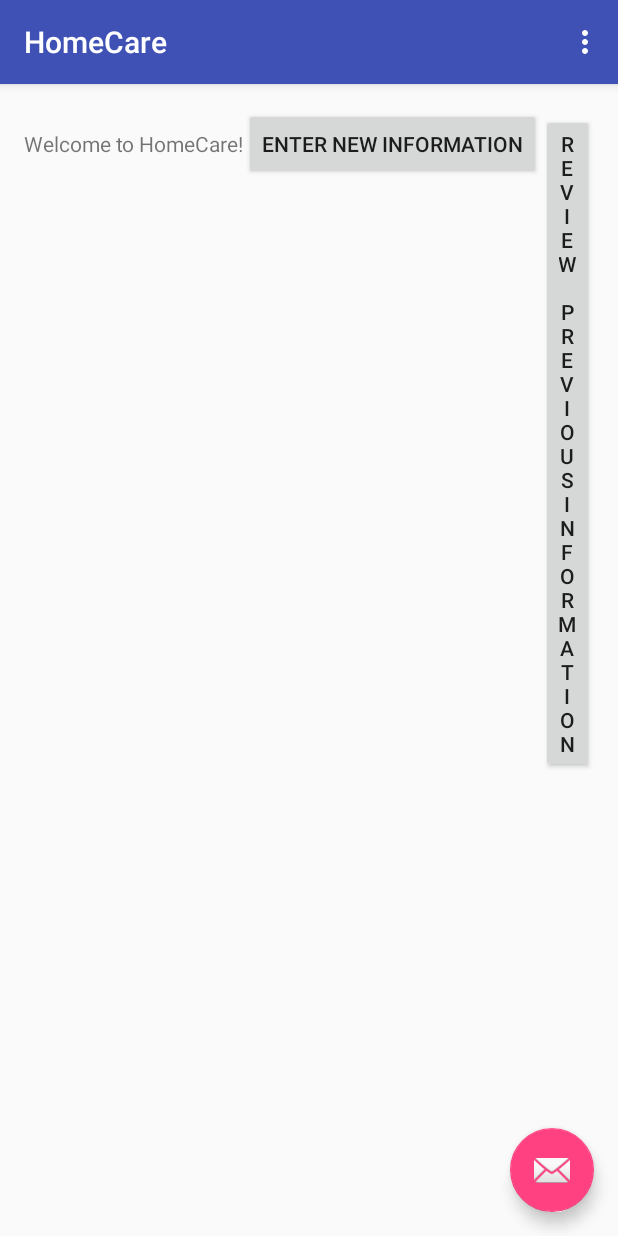
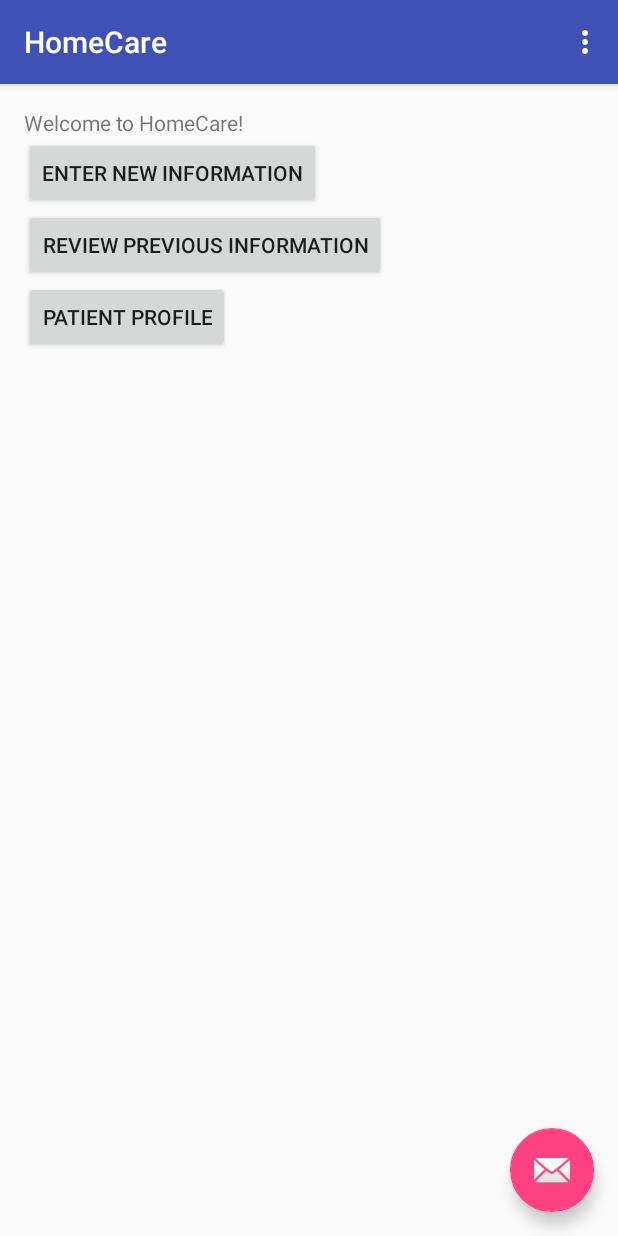
Before and after one commit to jdaum/HomeCare, an Android app: the screen it shows after launch (MainActivity), on a phone screen of 412 x 824 dp. Run offline under Robolectric (Android 15) with nearby library versions, the phone set to English and light mode, and no system bars.

Commit message:
button layout

```diff
--- a/HomeCare/app/src/main/res/layout/content_main.xml
+++ b/HomeCare/app/src/main/res/layout/content_main.xml
@@ -1,5 +1,5 @@
 <?xml version="1.0" encoding="utf-8"?>
-<LinearLayout xmlns:android="http://schemas.android.com/apk/res/android"
+<RelativeLayout xmlns:android="http://schemas.android.com/apk/res/android"
     xmlns:app="http://schemas.android.com/apk/res-auto"
     xmlns:tools="http://schemas.android.com/tools"
     android:layout_width="match_parent"
@@ -12,7 +12,7 @@
     tools:context="com.example.whjt2_000.homecare.MainActivity"
     tools:showIn="@layout/activity_main">
 
-    <TextView
+    <TextView android:id = "@+id/text"
         android:layout_width="wrap_content"
         android:layout_height="wrap_content"
         android:text="Welcome to HomeCare!" />
@@ -20,16 +20,19 @@
     <Button android:id="@+id/new_info"
         android:layout_width="wrap_content"
         android:layout_height="wrap_content"
+        android:layout_below = "@+id/text"
         android:text="@string/new_info" />
 
     <Button android:id="@+id/review_info"
         android:layout_width="wrap_content"
         android:layout_height="wrap_content"
+        android:layout_below = "@+id/new_info"
         android:text="@string/review_info" />
 
     <Button android:id="@+id/profile"
         android:layout_width="wrap_content"
         android:layout_height="wrap_content"
+        android:layout_below = "@+id/review_info"
         android:text="@string/profile" />
 
-</LinearLayout>
+</RelativeLayout>
```
